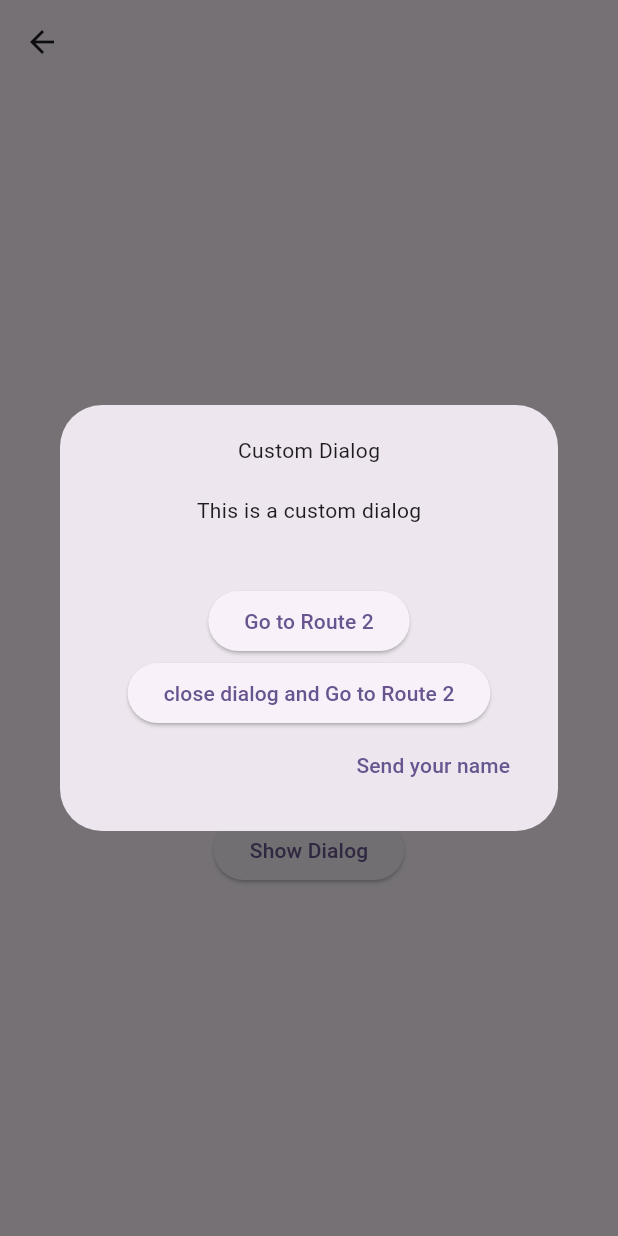
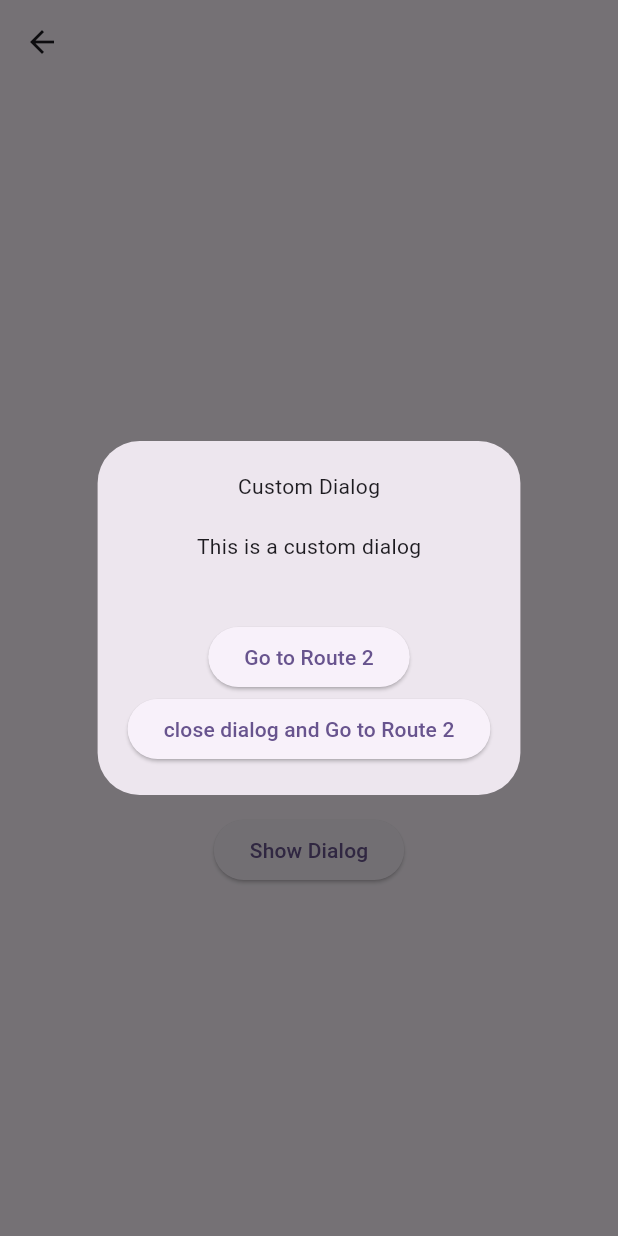
Before and after one commit to Pregum/auto_route_100_exercise, a Flutter app: the Exercise15Page1 screen opened directly with empty values, after a tap on "Show Dialog", on a phone screen of 412 x 824 dp. Run offline on Flutter 3.47's test engine with Material 3 defaults, Android fonts, the light colour scheme and no system bars; our stand-ins replace auto_route.

Commit message:
fix: 不要なUIを削除

```diff
--- a/lib/exercises/section2/exercise15.dart
+++ b/lib/exercises/section2/exercise15.dart
@@ -97,17 +97,6 @@ class Exercise15DialogPage extends StatelessWidget {
               },
               child: const Text('close dialog and Go to Route 2'),
             ),
-            Row(
-              mainAxisAlignment: MainAxisAlignment.end,
-              children: [
-                TextButton(
-                  onPressed: () {
-                    context.maybePop();
-                  },
-                  child: const Text('Send your name'),
-                ),
-              ],
-            )
           ],
         ),
       ),
```
